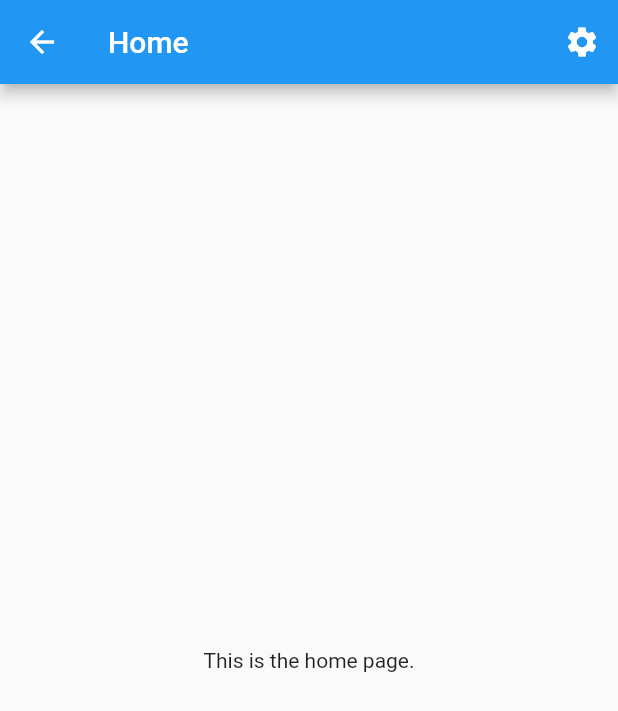
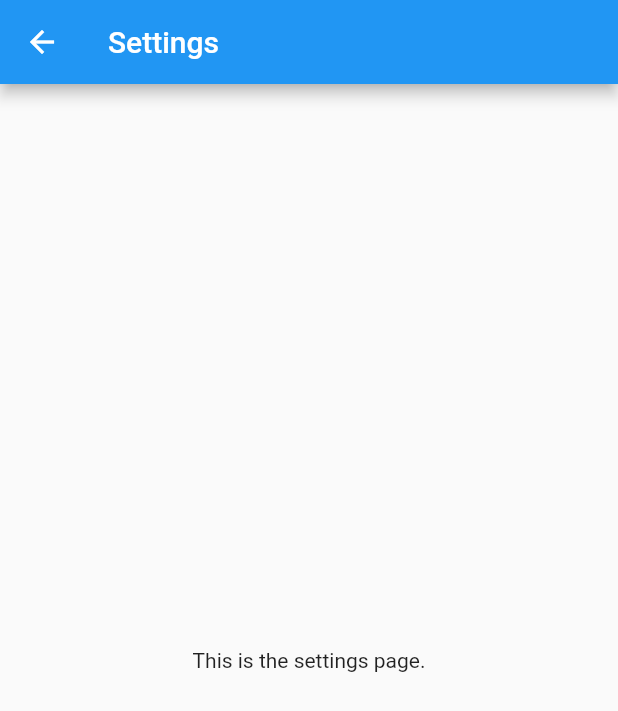
Before and after one commit to Daiiiin/mobdev_midterm, a Flutter app: the Dashboard screen opened by its route, after a tap on the "settings" icon, on a phone screen of 412 x 824 dp. Shown: the top 711 px of the screen. Run offline on Flutter 3.47's test engine with Material 2 defaults, Android fonts, the light colour scheme and no system bars; our stand-ins replace google_fonts.

Commit message:
settings screen

```diff
--- a/lib/config/routes/routes.dart
+++ b/lib/config/routes/routes.dart
@@ -1,8 +1,10 @@
 import 'package:flutter/material.dart';
 import 'package:mobdev_midterm/screens/Dashboard.dart';
 import 'package:mobdev_midterm/screens/login_screen.dart';
+import 'package:mobdev_midterm/screens/settings_screen.dart';
 
 final Map<String, WidgetBuilder> routes = {
   LoginScreen.routeName: (BuildContext context) => const LoginScreen(),
   Dashboard.routeName: (BuildContext context) => const Dashboard(),
+  Settings.routeName: (BuildContext context) => const Settings(),
 };
--- a/lib/screens/dashboard.dart
+++ b/lib/screens/dashboard.dart
@@ -1,23 +1,56 @@
-// ignore_for_file: file_names
+// // ignore_for_file: file_names
+
+// import 'package:flutter/material.dart';
+
+// class Dashboard extends StatelessWidget {
+//   static const String routeName = "dashboard";
+//   const Dashboard({super.key});
+
+//   @override
+//   Widget build(BuildContext context) {
+//     return Scaffold(
+//       appBar: AppBar(
+//         title: const Text("Home"),
+//         actions: [
+//           IconButton(onPressed: () {}, icon: const Icon(Icons.settings))
+//         ],
+//       ),
+//       body: const Center(
+//         child: Text("This is the home page."),
+//       ),
+//     );
+//   }
+// }
 
 import 'package:flutter/material.dart';
+import 'package:mobdev_midterm/screens/settings_screen.dart';
 
-class Dashboard extends StatelessWidget {
+class Dashboard extends StatefulWidget {
   static const String routeName = "dashboard";
   const Dashboard({super.key});
 
+  @override
+  State<Dashboard> createState() => _DashboardState();
+}
+
+class _DashboardState extends State<Dashboard> {
   @override
   Widget build(BuildContext context) {
     return Scaffold(
       appBar: AppBar(
         title: const Text("Home"),
         actions: [
-          IconButton(onPressed: () {}, icon: const Icon(Icons.settings))
+          IconButton(onPressed: settings, icon: const Icon(Icons.settings))
         ],
       ),
       body: const Center(
-        child: Text("This is the home page."),
+        child: Text("This is the dashboard"),
       ),
     );
   }
+
+  void settings() {
+    Navigator.pushNamed(
+        context, Settings.routeName); // change to pushReplacementNamed
+  }
 }
--- /dev/null
+++ b/lib/screens/settings_screen.dart
@@ -0,0 +1,18 @@
+import 'package:flutter/material.dart';
+
+class Settings extends StatelessWidget {
+  static const String routeName = "settings";
+  const Settings({super.key});
+
+  @override
+  Widget build(BuildContext context) {
+    return Scaffold(
+      appBar: AppBar(
+        title: const Text("Settings"),
+      ),
+      body: const Center(
+        child: Text("This is the settings page."),
+      ),
+    );
+  }
+}
```
